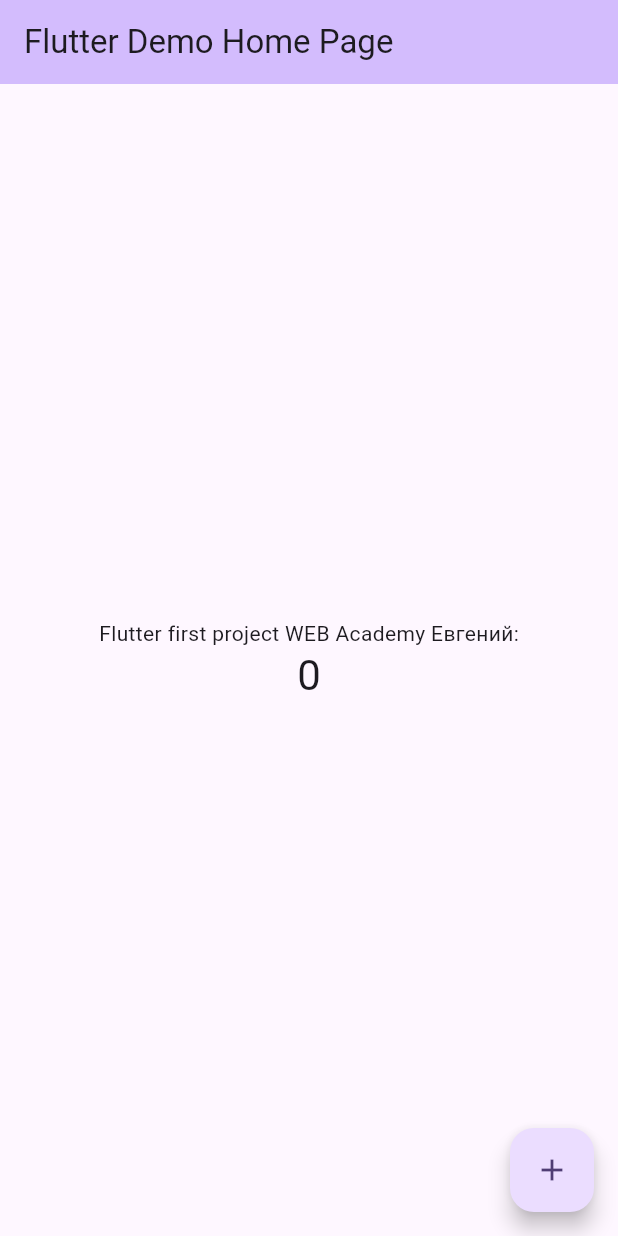
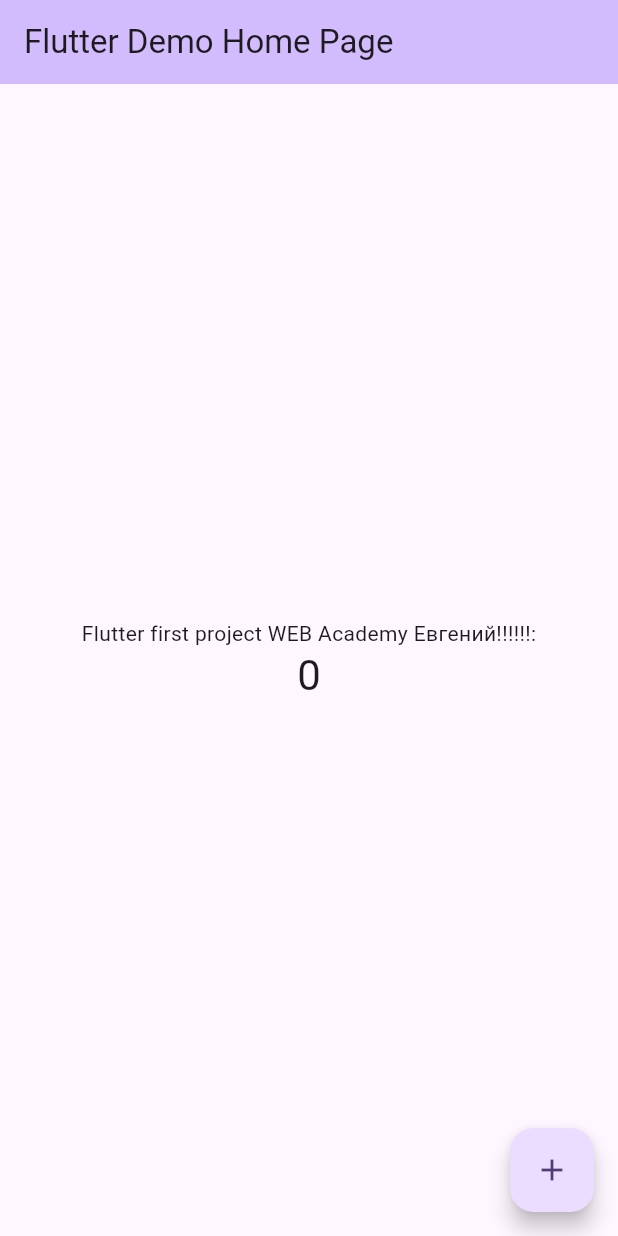
Before and after one commit to EvgeniyBochevarov/first_project, a Flutter app: the screen it shows after launch, on a phone screen of 412 x 824 dp. Run offline on Flutter 3.47's test engine with Material 3 defaults, Android fonts, the phone set to English and light mode, and no system bars.

```diff
--- a/lib/main.dart
+++ b/lib/main.dart
@@ -104,7 +104,7 @@ class _MyHomePageState extends State<MyHomePage> {
           // wireframe for each widget.
           mainAxisAlignment: MainAxisAlignment.center,
           children: <Widget>[
-            const Text('Flutter first project WEB Academy Евгений:'),
+            const Text('Flutter first project WEB Academy Евгений!!!!!!:'),
             Text(
               '$_counter',
               style: Theme.of(context).textTheme.headlineMedium,
```
